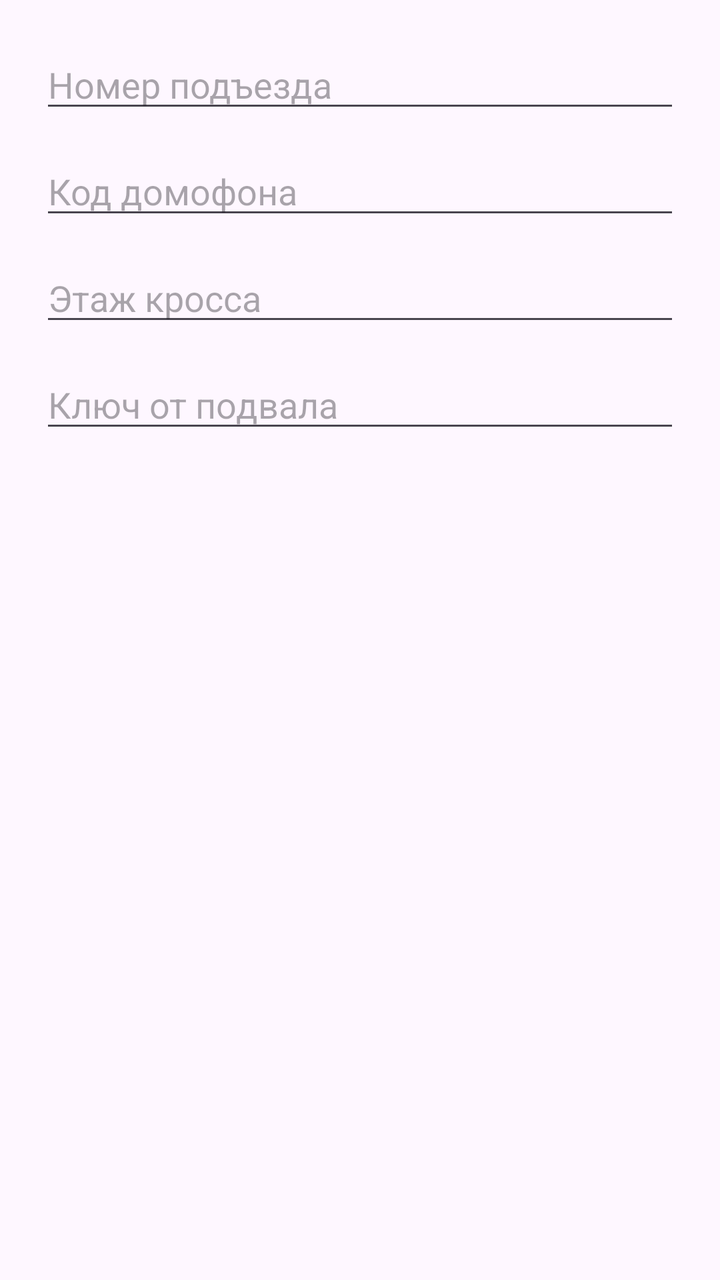
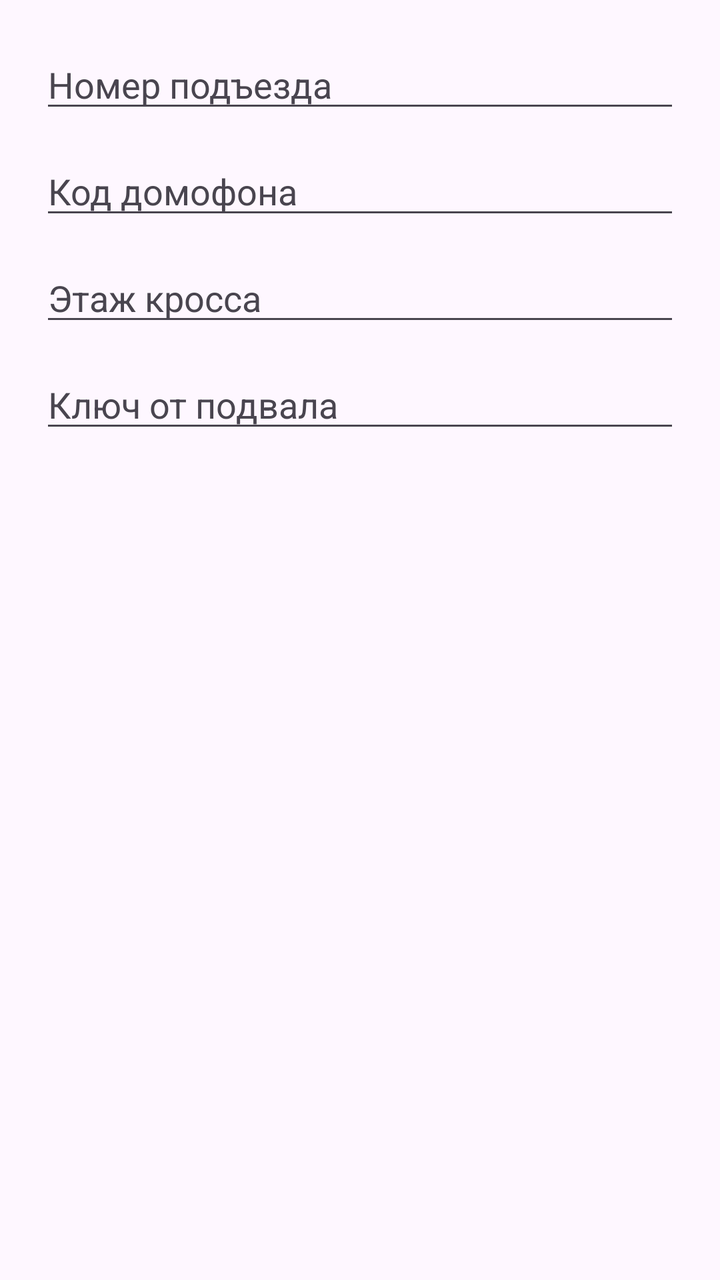

Compare the two renders of this Android layout. The source of the first and the diff that turns it into the second are given below.
<!-- AndroidManifest.xml: application theme Theme.BaseHome -->
<!-- res/layout/dialog_entrance.xml -->
<?xml version="1.0" encoding="utf-8"?>
<LinearLayout xmlns:android="http://schemas.android.com/apk/res/android"
    android:layout_width="match_parent"
    android:layout_height="wrap_content"
    android:orientation="vertical"
    android:padding="20dp">

    <EditText
        android:id="@+id/etEntranceNum"
        android:layout_width="match_parent"
        android:layout_height="wrap_content"
        android:hint="Номер подъезда"
        android:inputType="number"
        android:layout_marginBottom="12dp" />

    <EditText
        android:id="@+id/etIntercomCode"
        android:layout_width="match_parent"
        android:layout_height="wrap_content"
        android:hint="Код домофона"
        android:inputType="textCapSentences"
        android:layout_marginBottom="12dp" />

    <EditText
        android:id="@+id/etCrossFloor"
        android:layout_width="match_parent"
        android:layout_height="wrap_content"
        android:hint="Этаж кросса"
        android:inputType="textCapSentences"
        android:layout_marginBottom="12dp" />

    <EditText
        android:id="@+id/etBasementKey"
        android:layout_width="match_parent"
        android:layout_height="wrap_content"
        android:hint="Ключ от подвала"
        android:inputType="textCapSentences"
        android:layout_marginBottom="12dp" />

</LinearLayout>
<!-- resources referenced by this layout -->
<resources>
  <style name="Theme.BaseHome" parent="Base.Theme.BaseHome" />
  <style name="Base.Theme.BaseHome" parent="Theme.Material3.DayNight.NoActionBar">
          
          
      </style>
</resources>

<!-- the commit's change to res/layout/dialog_entrance.xml (unified diff, before → after) -->
@@ -3,7 +3,8 @@
     android:layout_width="match_parent"
     android:layout_height="wrap_content"
     android:orientation="vertical"
-    android:padding="20dp">
+    android:padding="20dp"
+    android:background="?attr/colorSurface">
 
     <EditText
         android:id="@+id/etEntranceNum"
@@ -11,6 +12,8 @@
         android:layout_height="wrap_content"
         android:hint="Номер подъезда"
         android:inputType="number"
+        android:textColor="?android:attr/textColorPrimary"
+        android:textColorHint="?android:attr/textColorSecondary"
         android:layout_marginBottom="12dp" />
 
     <EditText
@@ -19,6 +22,8 @@
         android:layout_height="wrap_content"
         android:hint="Код домофона"
         android:inputType="textCapSentences"
+        android:textColor="?android:attr/textColorPrimary"
+        android:textColorHint="?android:attr/textColorSecondary"
         android:layout_marginBottom="12dp" />
 
     <EditText
@@ -27,6 +32,8 @@
         android:layout_height="wrap_content"
         android:hint="Этаж кросса"
         android:inputType="textCapSentences"
+        android:textColor="?android:attr/textColorPrimary"
+        android:textColorHint="?android:attr/textColorSecondary"
         android:layout_marginBottom="12dp" />
 
     <EditText
@@ -35,6 +42,8 @@
         android:layout_height="wrap_content"
         android:hint="Ключ от подвала"
         android:inputType="textCapSentences"
+        android:textColor="?android:attr/textColorPrimary"
+        android:textColorHint="?android:attr/textColorSecondary"
         android:layout_marginBottom="12dp" />
 
 </LinearLayout>
